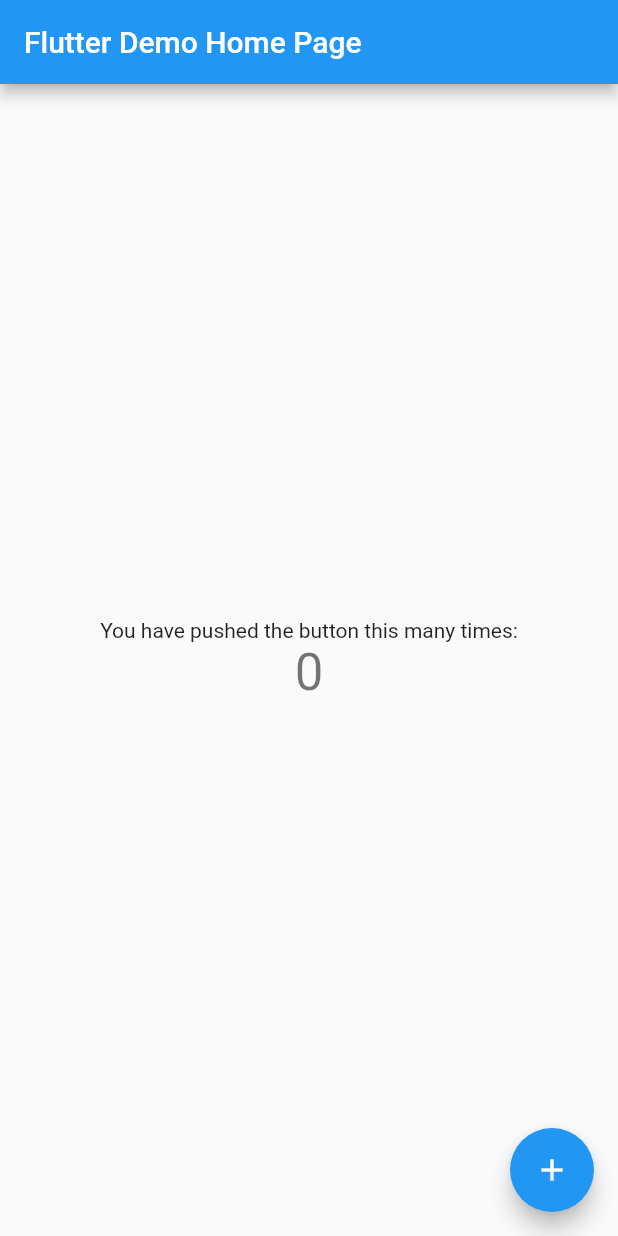
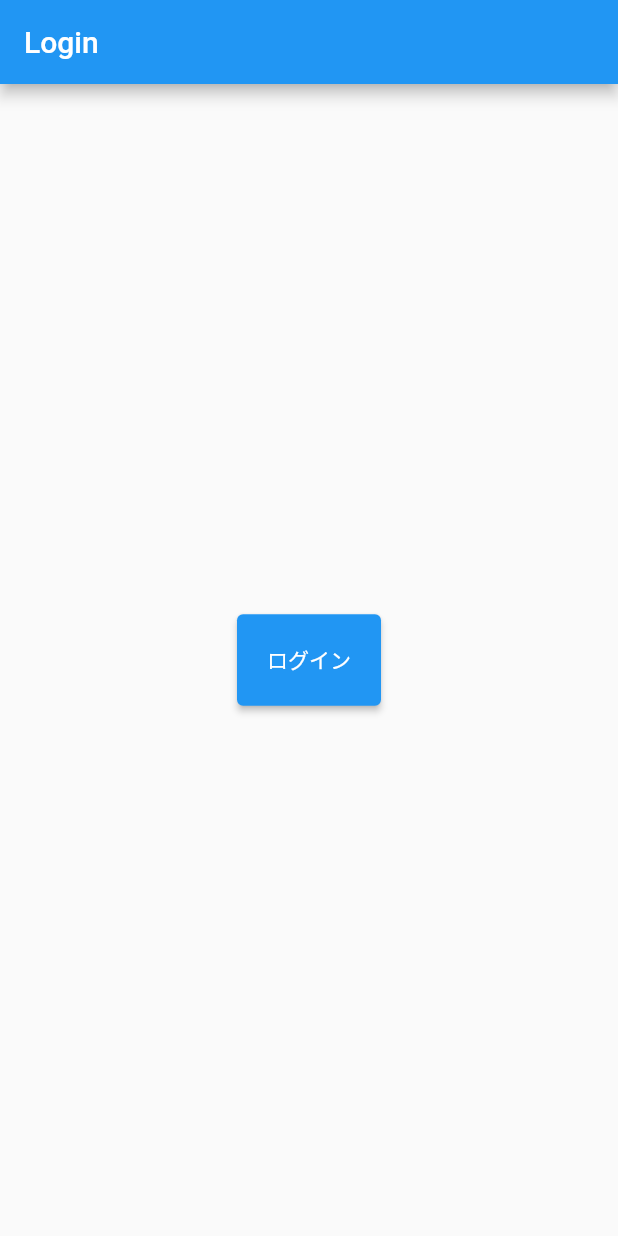
Before and after one commit to yotubarail/flutter_alpha, a Flutter app: the screen it shows after launch, on a phone screen of 412 x 824 dp. Run offline on Flutter 3.47's test engine with Material 2 defaults, Android fonts, the phone set to English and light mode, and no system bars.

Commit message:
ログイン画面作成（簡易）

```diff
--- a/lib/main.dart
+++ b/lib/main.dart
@@ -1,113 +1,53 @@
 import 'package:flutter/material.dart';
 
-void main() {
-  runApp(MyApp());
-}
+void main() => runApp(MyApp());
 
+// ルーティング
+// ignore: use_key_in_widget_constructors
 class MyApp extends StatelessWidget {
-  // This widget is the root of your application.
   @override
   Widget build(BuildContext context) {
     return MaterialApp(
-      title: 'Flutter Demo',
-      theme: ThemeData(
-        // This is the theme of your application.
-        //
-        // Try running your application with "flutter run". You'll see the
-        // application has a blue toolbar. Then, without quitting the app, try
-        // changing the primarySwatch below to Colors.green and then invoke
-        // "hot reload" (press "r" in the console where you ran "flutter run",
-        // or simply save your changes to "hot reload" in a Flutter IDE).
-        // Notice that the counter didn't reset back to zero; the application
-        // is not restarted.
-        primarySwatch: Colors.blue,
-      ),
-      home: MyHomePage(title: 'Flutter Demo Home Page'),
+      title: 'Navigation with Routes',
+      initialRoute: '/login',
+      routes: {
+        '/login': (_) => const Login(),
+      },
     );
   }
 }
 
-class MyHomePage extends StatefulWidget {
-  MyHomePage({Key? key, required this.title}) : super(key: key);
-
-  // This widget is the home page of your application. It is stateful, meaning
-  // that it has a State object (defined below) that contains fields that affect
-  // how it looks.
-
-  // This class is the configuration for the state. It holds the values (in this
-  // case the title) provided by the parent (in this case the App widget) and
-  // used by the build method of the State. Fields in a Widget subclass are
-  // always marked "final".
-
-  final String title;
-
+// ログインクラス
+class Login extends StatefulWidget {
+  const Login({Key? key}) : super(key: key);
   @override
-  _MyHomePageState createState() => _MyHomePageState();
+  _LoginState createState() => _LoginState();
 }
 
-class _MyHomePageState extends State<MyHomePage> {
-  int _counter = 0;
-
-  void _incrementCounter() {
-    setState(() {
-      // This call to setState tells the Flutter framework that something has
-      // changed in this State, which causes it to rerun the build method below
-      // so that the display can reflect the updated values. If we changed
-      // _counter without calling setState(), then the build method would not be
-      // called again, and so nothing would appear to happen.
-      _counter++;
-    });
-  }
-
+// ログインステート
+class _LoginState extends State<Login> {
   @override
   Widget build(BuildContext context) {
-    // This method is rerun every time setState is called, for instance as done
-    // by the _incrementCounter method above.
-    //
-    // The Flutter framework has been optimized to make rerunning build methods
-    // fast, so that you can just rebuild anything that needs updating rather
-    // than having to individually change instances of widgets.
     return Scaffold(
       appBar: AppBar(
-        // Here we take the value from the MyHomePage object that was created by
-        // the App.build method, and use it to set our appbar title.
-        title: Text(widget.title),
+        title: const Text('Login'),
       ),
       body: Center(
-        // Center is a layout widget. It takes a single child and positions it
-        // in the middle of the parent.
         child: Column(
-          // Column is also a layout widget. It takes a list of children and
-          // arranges them vertically. By default, it sizes itself to fit its
-          // children horizontally, and tries to be as tall as its parent.
-          //
-          // Invoke "debug painting" (press "p" in the console, choose the
-          // "Toggle Debug Paint" action from the Flutter Inspector in Android
-          // Studio, or the "Toggle Debug Paint" command in Visual Studio Code)
-          // to see the wireframe for each widget.
-          //
-          // Column has various properties to control how it sizes itself and
-          // how it positions its children. Here we use mainAxisAlignment to
-          // center the children vertically; the main axis here is the vertical
-          // axis because Columns are vertical (the cross axis would be
-          // horizontal).
-          mainAxisAlignment: MainAxisAlignment.center,
-          children: <Widget>[
-            Text(
-              'You have pushed the button this many times:',
-            ),
-            Text(
-              '$_counter',
-              style: Theme.of(context).textTheme.headline4,
+          mainAxisSize: MainAxisSize.min,
+          children: [
+            ElevatedButton(
+              onPressed: () {},
+              style: ButtonStyle(
+                padding: MaterialStateProperty.all(
+                  const EdgeInsets.all(20),
+                ),
+              ),
+              child: const Text('ログイン'),
             ),
           ],
         ),
       ),
-      floatingActionButton: FloatingActionButton(
-        onPressed: _incrementCounter,
-        tooltip: 'Increment',
-        child: Icon(Icons.add),
-      ), // This trailing comma makes auto-formatting nicer for build methods.
     );
   }
 }
```
